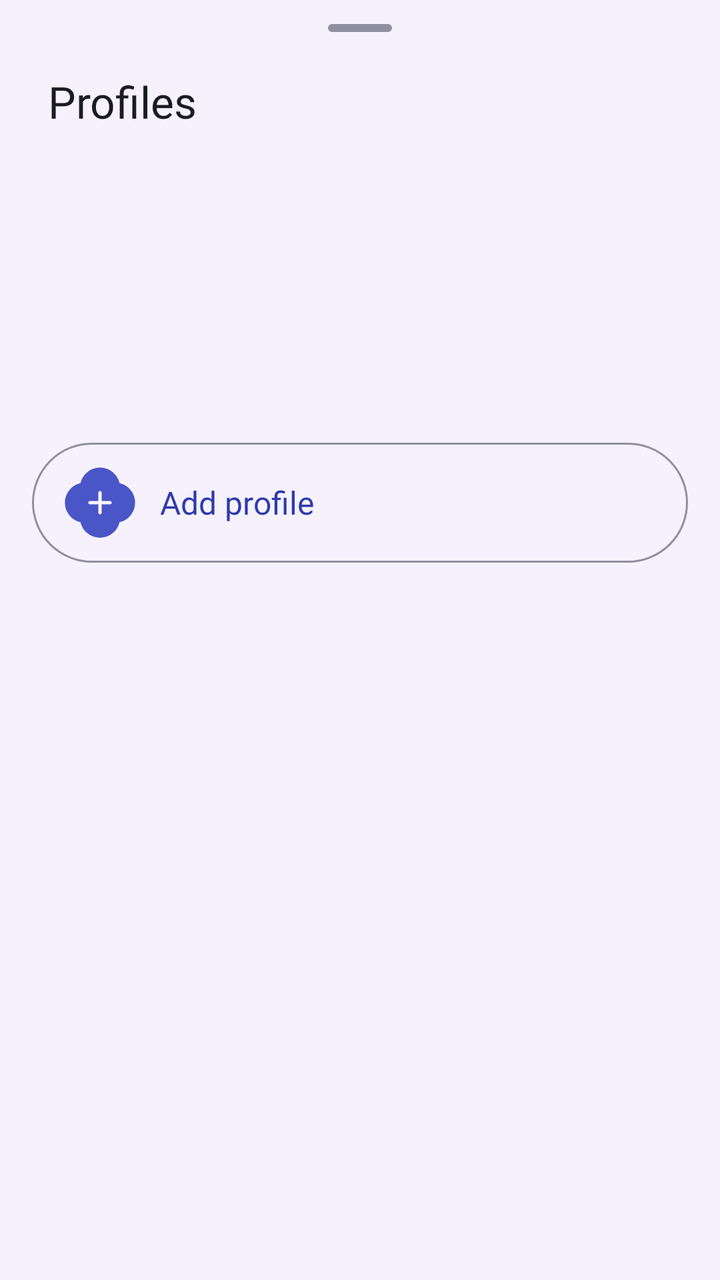
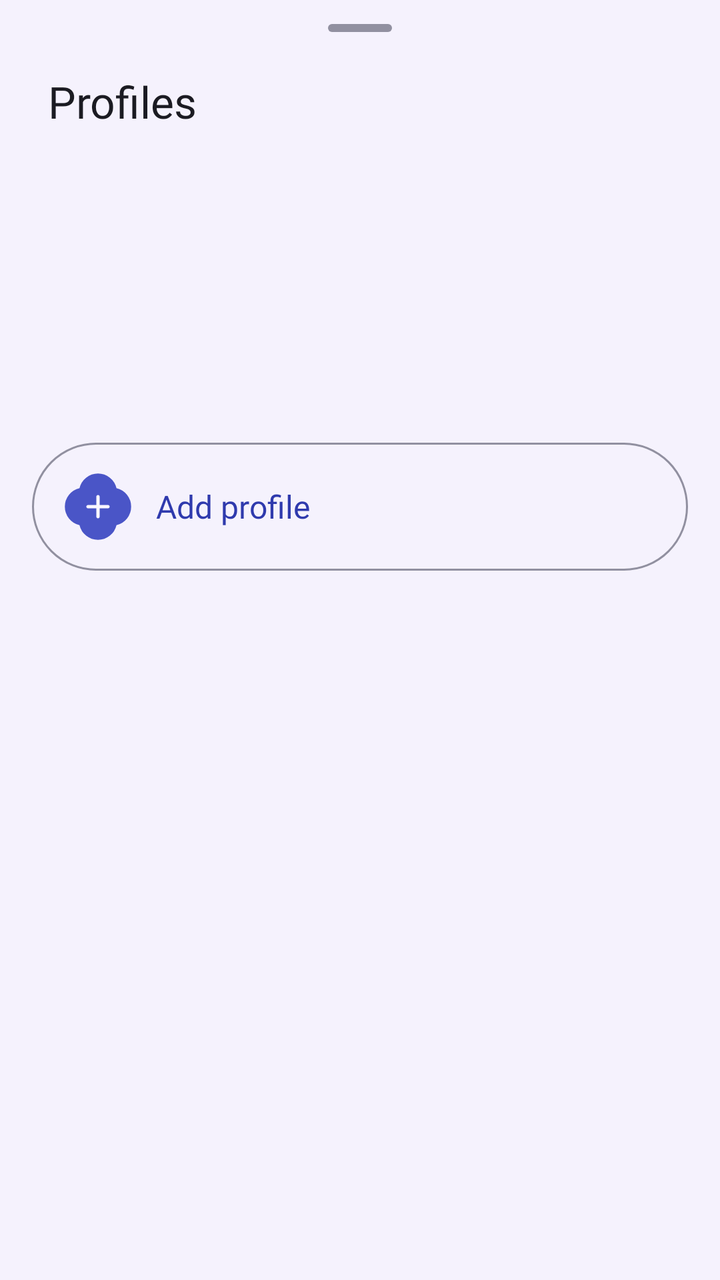

Before-and-after screenshots of an Android layout around one commit, followed by the original layout XML and the change that was made.
<!-- AndroidManifest.xml: application theme AppTheme -->
<!-- res/layout/sheet_profiles.xml -->
<?xml version="1.0" encoding="utf-8"?>
<LinearLayout xmlns:android="http://schemas.android.com/apk/res/android"
    xmlns:app="http://schemas.android.com/apk/res-auto"
    android:layout_width="match_parent"
    android:layout_height="wrap_content"
    android:background="?attr/colorSurfaceContainerLow"
    android:orientation="vertical"
    android:paddingBottom="@dimen/sp_l">

    <View
        android:layout_width="32dp"
        android:layout_height="4dp"
        android:layout_gravity="center_horizontal"
        android:layout_marginTop="@dimen/sp_m"
        android:background="@drawable/pill"
        android:backgroundTint="?attr/colorOutlineVariant" />

    <TextView
        style="@style/Gozar.Sheet.Title"
        android:layout_marginTop="@dimen/sp_s"
        android:text="@string/profiles" />

    <FrameLayout
        android:layout_width="match_parent"
        android:layout_height="wrap_content"
        android:minHeight="140dp">

        <androidx.recyclerview.widget.RecyclerView
            android:id="@+id/rvProfiles"
            android:layout_width="match_parent"
            android:layout_height="wrap_content"
            android:clipToPadding="false"
            android:paddingBottom="@dimen/sp_s"
            android:scrollbars="none" />

        <TextView
            android:id="@+id/tvNoProfiles"
            android:layout_width="match_parent"
            android:layout_height="wrap_content"
            android:gravity="center"
            android:padding="@dimen/sp_xxl"
            android:textAppearance="@style/TextAppearance.Gozar.BodyLarge"
            android:textColor="?attr/colorOnSurfaceVariant"
            android:visibility="gone" />
    </FrameLayout>

    <LinearLayout
        android:id="@+id/btnSheetAdd"
        style="@style/Gozar.Row"
        android:layout_marginStart="@dimen/sp_l"
        android:layout_marginTop="@dimen/sp_s"
        android:layout_marginEnd="@dimen/sp_l"
        android:background="@drawable/pill_outline"
        android:minHeight="56dp">

        <ImageView
            style="@style/Gozar.Tile"
            android:layout_width="36dp"
            android:layout_height="36dp"
            android:background="@drawable/frame_clover"
            android:backgroundTint="@color/tile_container"
            android:contentDescription="@string/add_profile"
            android:padding="8dp"
            android:src="@drawable/ic_plus"
            app:tint="@color/tile_on_container" />

        <TextView
            style="@style/Gozar.Row.Title"
            android:layout_marginStart="@dimen/sp_m"
            android:text="@string/add_profile"
            android:textColor="?attr/colorPrimary" />
    </LinearLayout>
</LinearLayout>
<!-- resources referenced by this layout -->
<resources>
  <color name="tile_container">#4A55C7</color>
  <color name="tile_on_container">#FAF7FF</color>
  <dimen name="sp_l">16dp</dimen>
  <dimen name="sp_m">12dp</dimen>
  <dimen name="sp_s">8dp</dimen>
  <dimen name="sp_xxl">24dp</dimen>
  <string name="add_profile">Add profile</string>
  <string name="profiles">Profiles</string>
  <color name="m3_secondary_container">#8B8EBE</color>
  <color name="m3_outline_variant">#9190A0</color>
  <dimen name="row_gap">8dp</dimen>
  <dimen name="row_height">64dp</dimen>
  <dimen name="row_pad_start">16dp</dimen>
  <dimen name="row_pad_end">16dp</dimen>
  <dimen name="tile_size">40dp</dimen>
  <color name="m3_primary">#2F3AAD</color>
  <color name="m3_on_primary">#FFFFFF</color>
  <color name="m3_primary_container">#4A55C7</color>
  <color name="m3_on_primary_container">#FAF7FF</color>
  <color name="m3_inverse_primary">#BDC2FF</color>
  <color name="m3_secondary">#424671</color>
  <color name="m3_on_secondary">#FFFFFF</color>
  <color name="m3_on_secondary_container">#0D113B</color>
  <color name="m3_tertiary">#7F3000</color>
  <color name="m3_on_tertiary">#FFFFFF</color>
  <color name="m3_tertiary_container">#A74201</color>
  <color name="m3_on_tertiary_container">#FFF7F5</color>
  <color name="m3_error">#98000A</color>
  <color name="m3_on_error">#FFFFFF</color>
  <color name="m3_error_container">#FF574B</color>
  <color name="m3_on_error_container">#360001</color>
  <color name="m3_surface">#FBF8FF</color>
  <color name="m3_on_surface">#1B1B22</color>
  <color name="m3_surface_variant">#E2E1F2</color>
  <color name="m3_on_surface_variant">#454653</color>
  <color name="m3_surface_container_lowest">#FFFFFF</color>
  <color name="m3_surface_container_low">#F5F2FD</color>
  <color name="m3_surface_container">#ECEAF4</color>
  <color name="m3_surface_container_high">#E3E1EB</color>
  <color name="m3_surface_container_highest">#DBD9E3</color>
  <color name="m3_surface_bright">#FBF8FF</color>
  <color name="m3_surface_dim">#D1CFD9</color>
  <color name="m3_inverse_surface">#303037</color>
  <color name="m3_inverse_on_surface">#F2EFFA</color>
  <color name="m3_outline">#636372</color>
  <color name="m3_ripple">#12000000</color>
  <style name="ShapeAppearance.Gozar.ExtraSmall" parent="">
          <item name="cornerFamily">rounded</item>
          <item name="cornerSize">8dp</item>
      </style>
  <style name="ShapeAppearance.Gozar.Small" parent="">
          <item name="cornerFamily">rounded</item>
          <item name="cornerSize">12dp</item>
      </style>
  <style name="ShapeAppearance.Gozar.Medium" parent="">
          <item name="cornerFamily">rounded</item>
          <item name="cornerSize">16dp</item>
      </style>
  <style name="ShapeAppearance.Gozar.Large" parent="">
          <item name="cornerFamily">rounded</item>
          <item name="cornerSize">24dp</item>
      </style>
  <style name="ShapeAppearance.Gozar.ExtraLarge" parent="">
          <item name="cornerFamily">rounded</item>
          <item name="cornerSize">32dp</item>
      </style>
  <style name="ThemeOverlay.Gozar.BottomSheet" parent="ThemeOverlay.Material3.BottomSheetDialog">
          <item name="bottomSheetStyle">@style/Widget.Gozar.BottomSheet</item>
      </style>
  <dimen name="tile_radius">12dp</dimen>
  <style name="Gozar.Dialog.Title" parent="MaterialAlertDialog.Material3.Title.Text">
          <item name="android:textAppearance">@style/TextAppearance.Gozar.HeadlineSmall</item>
          <item name="android:textColor">?attr/colorOnSurface</item>
      </style>
  <style name="Gozar.Dialog.Button" parent="Widget.Material3.Button.TextButton.Dialog">
          <item name="android:textAppearance">@style/TextAppearance.Gozar.TitleSmall</item>
          <item name="android:textColor">?attr/colorPrimary</item>
      </style>
  <!-- unchanged entries left out for length: 30 -->
</resources>

<!-- the commit's change to res/layout/sheet_profiles.xml (unified diff, before → after) -->
@@ -51,16 +51,18 @@
         android:layout_marginTop="@dimen/sp_s"
         android:layout_marginEnd="@dimen/sp_l"
         android:background="@drawable/pill_outline"
-        android:minHeight="56dp">
+        android:clipChildren="true"
+        android:clipToPadding="true"
+        android:minHeight="64dp">
 
         <ImageView
             style="@style/Gozar.Tile"
-            android:layout_width="36dp"
-            android:layout_height="36dp"
+            android:layout_width="34dp"
+            android:layout_height="34dp"
             android:background="@drawable/frame_clover"
             android:backgroundTint="@color/tile_container"
             android:contentDescription="@string/add_profile"
-            android:padding="8dp"
+            android:padding="7dp"
             android:src="@drawable/ic_plus"
             app:tint="@color/tile_on_container" />
 
